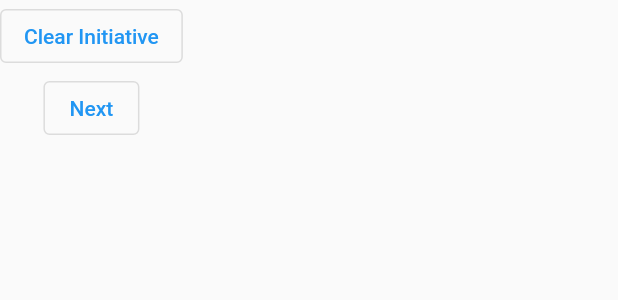
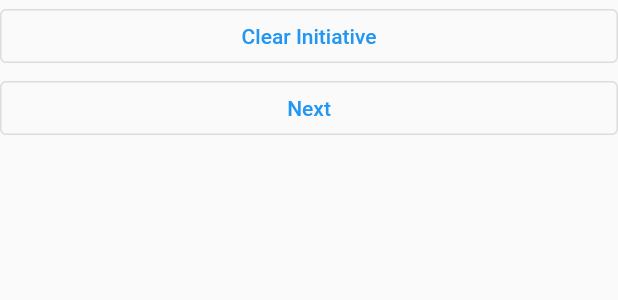
Before and after one commit to hunter-mickiewicz/inittracker, a Flutter app: the CombatantInfo widget shown alone on an empty page, opened directly, on a phone screen of 412 x 824 dp. Shown: the top 300 px of the screen. Run offline on Flutter 3.47's test engine with Material 2 defaults, Android fonts, the phone set to English and light mode, and no system bars.

```diff
--- a/lib/combatant_info.dart
+++ b/lib/combatant_info.dart
@@ -40,7 +40,9 @@ class _CombatantInfoState extends State<CombatantInfo> {
 
   @override
   Widget build(BuildContext context) {
-    return Column(
+    return Directionality(
+      textDirection: TextDirection.ltr,
+      child: ListView(
         children: [
           displayCombatants(),
           //for (var cb in combMan!.sortedByInit.entries) LowCombatant(cb: cb),
@@ -65,6 +67,7 @@ class _CombatantInfoState extends State<CombatantInfo> {
               },
               child: const Text("Next"))
         ],
+      ),
     );
   }
 }
```
Also changed, not shown: 1 other file. Lines whose indentation alone changed are shown as unchanged.
